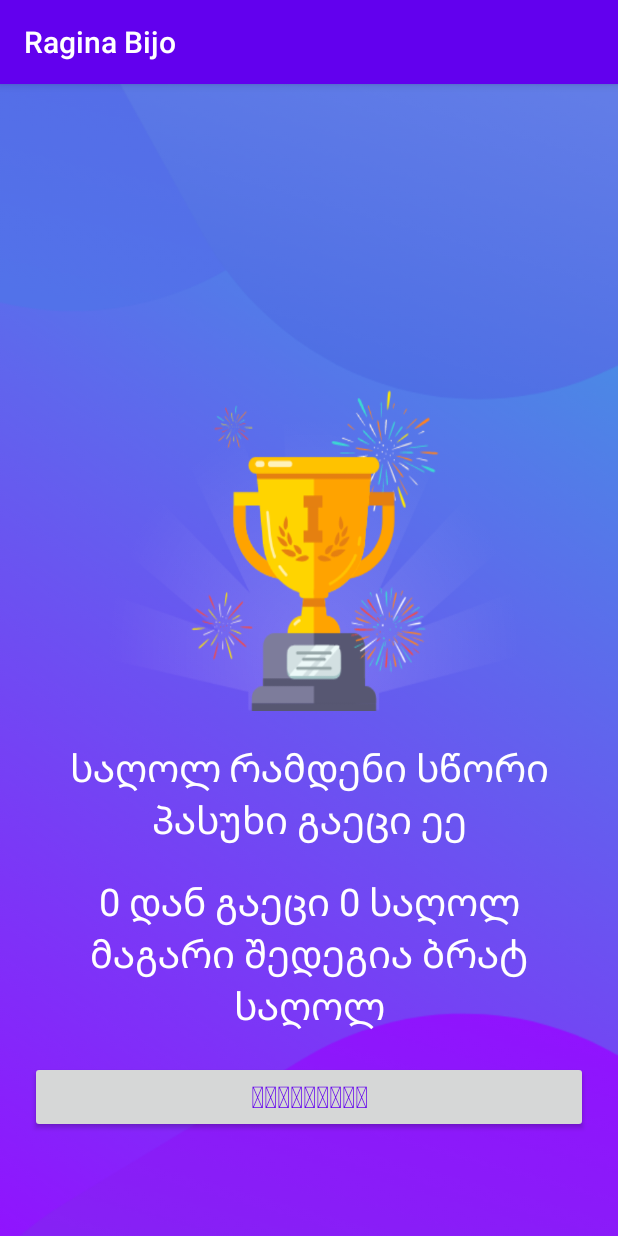
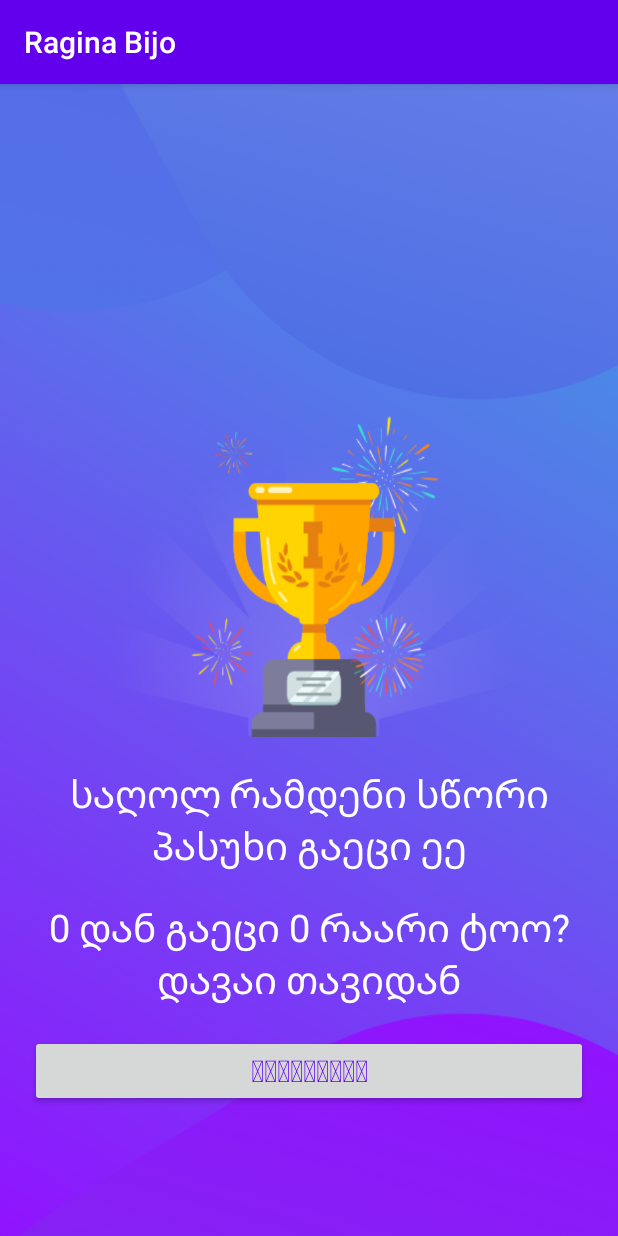
Before and after one commit to 2dnas/RaGinaBijo, an Android app: the ResultActivity screen opened directly, with no data from a screen before it, on a phone screen of 412 x 824 dp. Run offline under Robolectric (Android 15) with nearby library versions, the phone set to English and light mode, and no system bars.

Commit message:
kitxvebiga dzmao da egaa

```diff
--- a/app/src/main/java/com/example/raginabijo/Constants.kt
+++ b/app/src/main/java/com/example/raginabijo/Level1Questions.kt
@@ -1,6 +1,6 @@
 package com.example.raginabijo
 
-object Constants {
+object Level1Questions {
     const val CORRECT_ANSWERS = "correct_answers"
     const val TOTAL_QUESTION = "total_questions"
 
@@ -105,7 +105,7 @@ object Constants {
         questionsList.add(question8)
 
         val question9 : Question = Question(
-            8,
+            9,
             "რას ეუბნება კალდუნა ქეთო მასწავლებელს?",
             R.drawable.kaldunapajare,
             "ჩაგაბარებთ გაკვეთილს",
@@ -117,7 +117,7 @@ object Constants {
         questionsList.add(question9)
 
         val question10 : Question = Question(
-            8,
+            10,
             "აირჩიეთ ანტაგონისტის სახელი",
             R.drawable.treroza,
             "ტრეზორა",
--- a/app/src/main/java/com/example/raginabijo/MainActivity.kt
+++ b/app/src/main/java/com/example/raginabijo/MainActivity.kt
@@ -1,10 +1,10 @@
 package com.example.raginabijo
 
 import android.content.Intent
-import androidx.appcompat.app.AppCompatActivity
 import android.os.Bundle
 import android.view.View
 import android.widget.Toast
+import androidx.appcompat.app.AppCompatActivity
 import kotlinx.android.synthetic.main.activity_main.*
 
 class MainActivity : AppCompatActivity() {
@@ -16,7 +16,7 @@ class MainActivity : AppCompatActivity() {
             if(nameEditText.text.toString().isEmpty()){
                 Toast.makeText(this, "შეიყვანეთ სახელი გეთაყვა" , Toast.LENGTH_SHORT).show()
             }else {
-                val intent = Intent(this, QuestionsActivity::class.java)
+                val intent = Intent(this, LevelActivity::class.java)
                 startActivity(intent)
                 finish()
             }
--- a/app/src/main/java/com/example/raginabijo/ResultActivity.kt
+++ b/app/src/main/java/com/example/raginabijo/ResultActivity.kt
@@ -1,22 +1,38 @@
 package com.example.raginabijo
 
+import android.content.Context
 import android.content.Intent
 import androidx.appcompat.app.AppCompatActivity
 import android.os.Bundle
 import kotlinx.android.synthetic.main.activity_result.*
 
 class ResultActivity : AppCompatActivity() {
+    private val LEVEL_COMPLETION = "level_completion"
+    private val CURRENT_LEVEL = "level "
+    private val LEVEL_POSITION = "level_position"
     override fun onCreate(savedInstanceState: Bundle?) {
         super.onCreate(savedInstanceState)
         setContentView(R.layout.activity_result)
+        val sharedPref = this.getSharedPreferences(LEVEL_COMPLETION, Context.MODE_PRIVATE)
+        val editor = sharedPref.edit()
 
-        resultButton.setOnClickListener{
-            val intent  = Intent(this, MainActivity::class.java)
+        resultButton.setOnClickListener {
+            val intent = Intent(this, LevelActivity::class.java)
             startActivity(intent)
         }
-        val totalQuestions = intent.getIntExtra(Constants.TOTAL_QUESTION, 0)
-        val correctAnswers = intent.getIntExtra(Constants.CORRECT_ANSWERS, 0)
+        val totalQuestions = intent.getIntExtra(Level1Questions.TOTAL_QUESTION, 0)
+        val correctAnswers = intent.getIntExtra(Level1Questions.CORRECT_ANSWERS, 0)
+        val levelPosition = intent.getIntExtra(LEVEL_POSITION,1)
 
-        correctAnswersTextView.text = "$totalQuestions დან გაეცი $correctAnswers საღოლ მაგარი შედეგია ბრატ საღოლ"
+        if (correctAnswers >= 7) {
+            correctAnswersTextView.text =
+                "$totalQuestions დან გაეცი $correctAnswers ლეველი გადალახუ₾ია საღოლ"
+            editor.putString(CURRENT_LEVEL + (levelPosition+1) ,"Level ${levelPosition + 1 } Completed").apply()
+        } else {
+            correctAnswersTextView.text =
+                "$totalQuestions დან გაეცი $correctAnswers რაარი ტოო? დავაი თავიდან"
+
+        }
+
     }
 }
--- a/app/src/main/res/layout/activity_questions.xml
+++ b/app/src/main/res/layout/activity_questions.xml
@@ -45,6 +45,7 @@
                 android:layout_weight="1"
                 android:max="10"
                 android:maxHeight="50dp"
+                android:layout_gravity="center"
                 android:progress="1"
                 style="?android:attr/progressBarStyleHorizontal"
                 android:indeterminate="false"/>
@@ -53,7 +54,6 @@
                 android:id="@+id/progressTextView"
                 android:layout_width="wrap_content"
                 android:layout_height="wrap_content"
-                android:gravity="center"
                 android:padding="15dp"
                 android:textColorHint="#7A8089"
                 android:textSize="14sp"
--- a/app/src/main/res/values/colors.xml
+++ b/app/src/main/res/values/colors.xml
@@ -3,4 +3,5 @@
     <color name="colorPrimary">#6200EE</color>
     <color name="colorPrimaryDark">#3700B3</color>
     <color name="colorAccent">#03DAC5</color>
+    <color name="level_background">#778899</color>
 </resources>
```
Also changed, not shown: app/build.gradle (+10 -0 lines), app/src/main/AndroidManifest.xml (+6 -2 lines), app/src/main/java/com/example/raginabijo/QuestionsActivity.kt (+30 -3 lines), app/src/main/res/values/strings.xml (+9 -0 lines).
